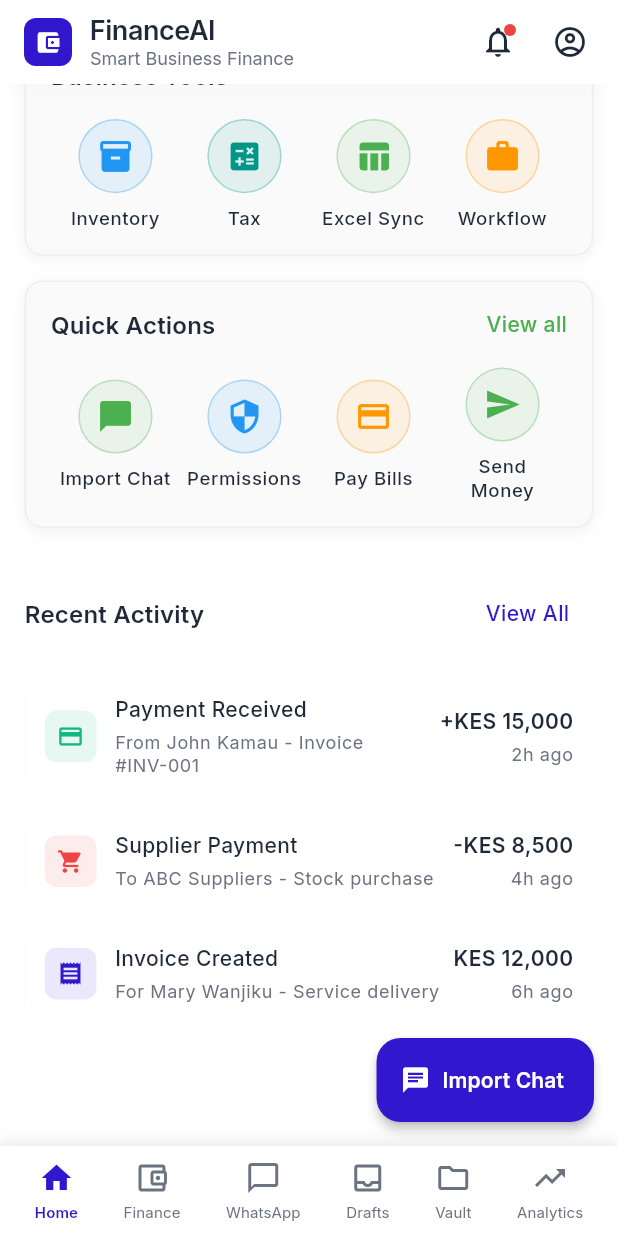
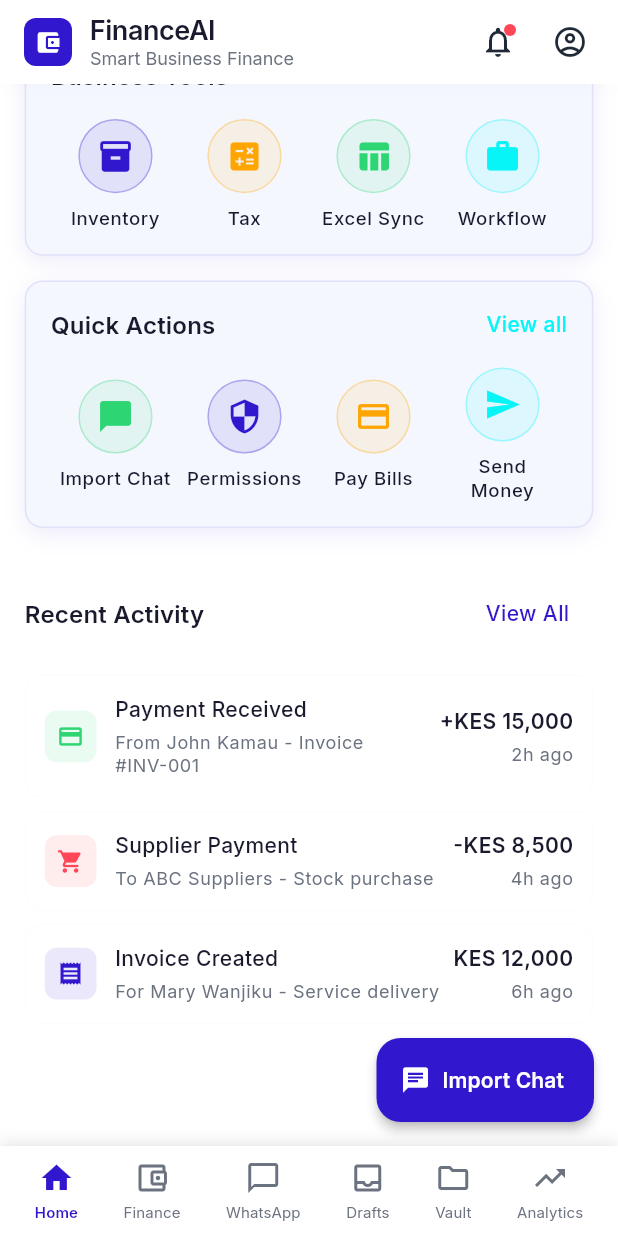
Before and after one commit to Davedave001/zacca-afri-flow, a Flutter app: the Dashboard screen opened by its route, scrolled down 1001 dp, on a phone screen of 412 x 824 dp. Run offline on Flutter 3.47's test engine with Material 3 defaults, Android fonts, the phone set to English and light mode, and no system bars; our stand-ins replace cached_network_image, connectivity_plus, file_picker, fl_chart, flutter_slidable, flutter_svg and 3 more.

Commit message:
feat: implement premium color scheme with #3117ce and #08f5f8
🎨 Zacca AI Premium Color Palette:
- Primary: #3117CE (deep purple) for trust and premium feel
- Secondary: #08F5F8 (vibrant cyan) for energy and innovation
- Background: #F5F7FF (soft purple-tinted) for premium feel
- Complementary colors: Modern red, fresh green, vibrant orange

✨ Enhanced UI/UX Features:
- Updated app theme with balanced color palette
- Purple-tinted backgrounds for premium feel
- Subtle purple borders and shadows
- Cyan 'View all' links for energy
- Consistent color usage across all service sections
- Enhanced dark mode with purple-tinted backgrounds
- Professional color contrast for accessibility

🎯 Service Section Colors:
- Financial Services: Purple, Red, Green, Cyan
- Business Tools: Purple, Orange, Green, Cyan
- Quick Actions: Green, Purple, Orange, Cyan
- All sections use purple-tinted backgrounds with subtle borders

🚀 Result: Smooth, powerful, and premium UI/UX experience

```diff
--- a/zacca_ai/lib/presentation/dashboard/dashboard.dart
+++ b/zacca_ai/lib/presentation/dashboard/dashboard.dart
@@ -33,25 +33,25 @@ class _DashboardState extends State<Dashboard> with TickerProviderStateMixin {
         {
           "name": "Budgets",
           "icon": Icons.account_balance_wallet,
-          "color": Colors.green,
+          "color": Color(0xFF3117CE), // Your primary purple
           "route": "/financial-companion",
         },
         {
           "name": "Expense",
           "icon": Icons.receipt_long,
-          "color": Colors.red,
+          "color": Color(0xFFFF4757), // Modern red
           "route": "/financial-companion",
         },
         {
           "name": "Revenue",
           "icon": Icons.trending_up,
-          "color": Colors.blue,
+          "color": Color(0xFF2ED573), // Fresh green
           "route": "/business-analytics-dashboard",
         },
         {
           "name": "Charts of Account",
           "icon": Icons.pie_chart,
-          "color": Colors.purple,
+          "color": Color(0xFF08F5F8), // Your cyan
           "route": "/financial-companion",
         },
       ],
@@ -100,25 +100,25 @@ class _DashboardState extends State<Dashboard> with TickerProviderStateMixin {
         {
           "name": "Inventory",
           "icon": Icons.inventory,
-          "color": Colors.blue,
+          "color": Color(0xFF3117CE), // Your primary purple
           "route": "/financial-companion",
         },
         {
           "name": "Tax",
           "icon": Icons.calculate,
-          "color": Colors.teal,
+          "color": Color(0xFFFFA502), // Vibrant orange
           "route": "/financial-companion",
         },
         {
           "name": "Excel Sync",
           "icon": Icons.table_chart,
-          "color": Colors.green,
+          "color": Color(0xFF2ED573), // Fresh green
           "route": "/financial-companion",
         },
         {
           "name": "Workflow",
           "icon": Icons.work,
-          "color": Colors.orange,
+          "color": Color(0xFF08F5F8), // Your cyan
           "route": "/financial-companion",
         },
       ],
@@ -167,25 +167,25 @@ class _DashboardState extends State<Dashboard> with TickerProviderStateMixin {
         {
           "name": "Import Chat",
           "icon": Icons.chat_bubble,
-          "color": Colors.green,
+          "color": Color(0xFF2ED573), // Fresh green
           "route": "/whats-app-import-screen",
         },
         {
           "name": "Permissions",
           "icon": Icons.security,
-          "color": Colors.blue,
+          "color": Color(0xFF3117CE), // Your primary purple
           "route": "/financial-companion",
         },
         {
           "name": "Pay Bills",
           "icon": Icons.payment,
-          "color": Colors.orange,
+          "color": Color(0xFFFFA502), // Vibrant orange
           "route": "/financial-companion",
         },
         {
           "name": "Send Money",
           "icon": Icons.send,
-          "color": Colors.green,
+          "color": Color(0xFF08F5F8), // Your cyan
           "route": "/financial-companion",
         },
       ],
@@ -557,10 +557,10 @@ class _DashboardState extends State<Dashboard> with TickerProviderStateMixin {
                       },
                       child: Container(
                         decoration: BoxDecoration(
-                          color: Colors.grey.shade50,
+                          color: Color(0xFFF5F7FF), // Your purple-tinted background
                           borderRadius: BorderRadius.circular(12),
                           border: Border.all(
-                            color: Colors.grey.shade200,
+                            color: Color(0xFF3117CE).withValues(alpha: 0.1),
                             width: 1,
                           ),
                         ),
@@ -724,17 +724,17 @@ class _DashboardState extends State<Dashboard> with TickerProviderStateMixin {
     return Container(
       margin: EdgeInsets.symmetric(horizontal: 4.w, vertical: 1.h),
       decoration: BoxDecoration(
-        color: Colors.grey.shade50,
+        color: Color(0xFFF5F7FF), // Your purple-tinted background
         borderRadius: BorderRadius.circular(12),
         border: Border.all(
-          color: Colors.grey.shade200,
+          color: Color(0xFF3117CE).withValues(alpha: 0.1), // Subtle purple border
           width: 1,
         ),
         boxShadow: [
           BoxShadow(
-            color: Colors.black.withValues(alpha: 0.05),
-            blurRadius: 8,
-            offset: Offset(0, 2),
+            color: Color(0xFF3117CE).withValues(alpha: 0.08),
+            blurRadius: 12,
+            offset: Offset(0, 4),
           ),
         ],
       ),
@@ -759,7 +759,7 @@ class _DashboardState extends State<Dashboard> with TickerProviderStateMixin {
                   child: Text(
                     'View all',
                     style: Theme.of(context).textTheme.bodyMedium?.copyWith(
-                          color: Colors.green,
+                          color: Color(0xFF08F5F8), // Your cyan
                           fontWeight: FontWeight.w500,
                         ),
                   ),
```
Also changed, not shown: zacca_ai/lib/theme/app_theme.dart (+22 -22 lines).
